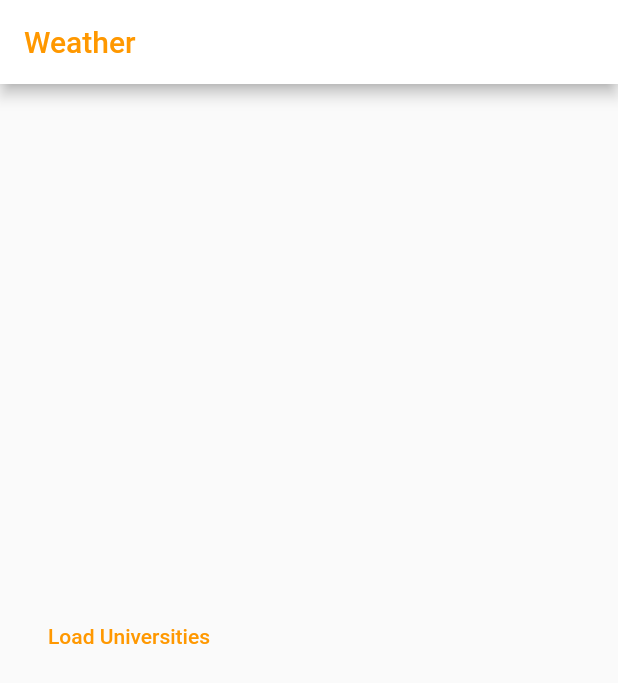
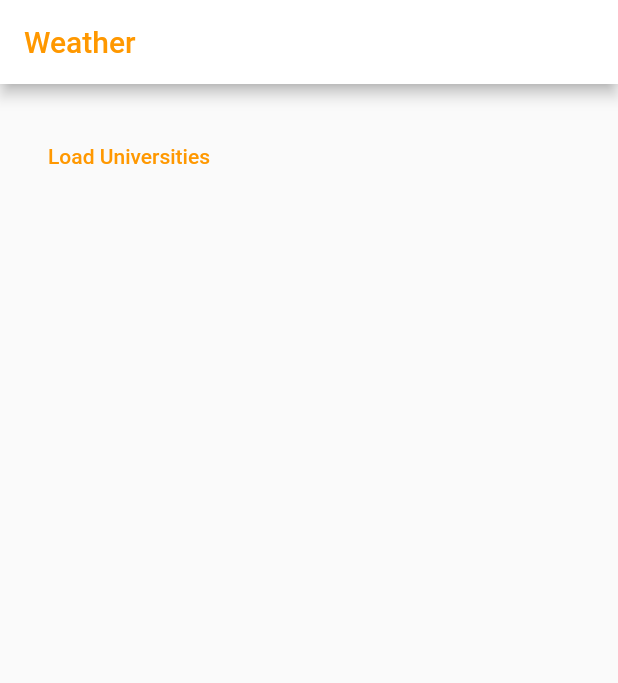
Before and after one commit to JavierDuarteC/fe-test-flutter, a Flutter app: the screen it shows after launch, on a phone screen of 412 x 824 dp. Shown: the top 683 px of the screen. Run offline on Flutter 3.47's test engine with Material 2 defaults, Android fonts, the phone set to English and light mode, and no system bars; our stand-ins replace dartz, dio, equatable, flutter_bloc, freezed_annotation, get_it and 2 more; generated files the repository leaves out were written again.

Commit message:
fixed listview exception

```diff
--- a/lib/presentation/pages/universities_page.dart
+++ b/lib/presentation/pages/universities_page.dart
@@ -20,7 +20,7 @@ class UniversitiesPage extends StatelessWidget {
       body: Padding(
         padding: const EdgeInsets.all(24.0),
         child: Column(
-          mainAxisAlignment: MainAxisAlignment.center,
+          mainAxisAlignment: MainAxisAlignment.start,
           children: [
             TextButton(
               onPressed: () {
@@ -36,7 +36,8 @@ class UniversitiesPage extends StatelessWidget {
                     child: CircularProgressIndicator(),
                   );
                 } else if (state is UniversitiesHasData) {
-                  return ListView.separated(
+                  return Expanded(
+                    child: ListView.separated(
                       key: const Key('universities-listview'),
                       itemBuilder: (context, index) => Column(
                         children: [
@@ -102,6 +103,7 @@ class UniversitiesPage extends StatelessWidget {
                       ),
                       separatorBuilder: (context, _) => const Divider(),
                       itemCount: 20,
+                    ),
                   );
                 } else if (state is UniversitiesError) {
                   return const Center(
```
Lines whose indentation alone changed are shown as unchanged.
